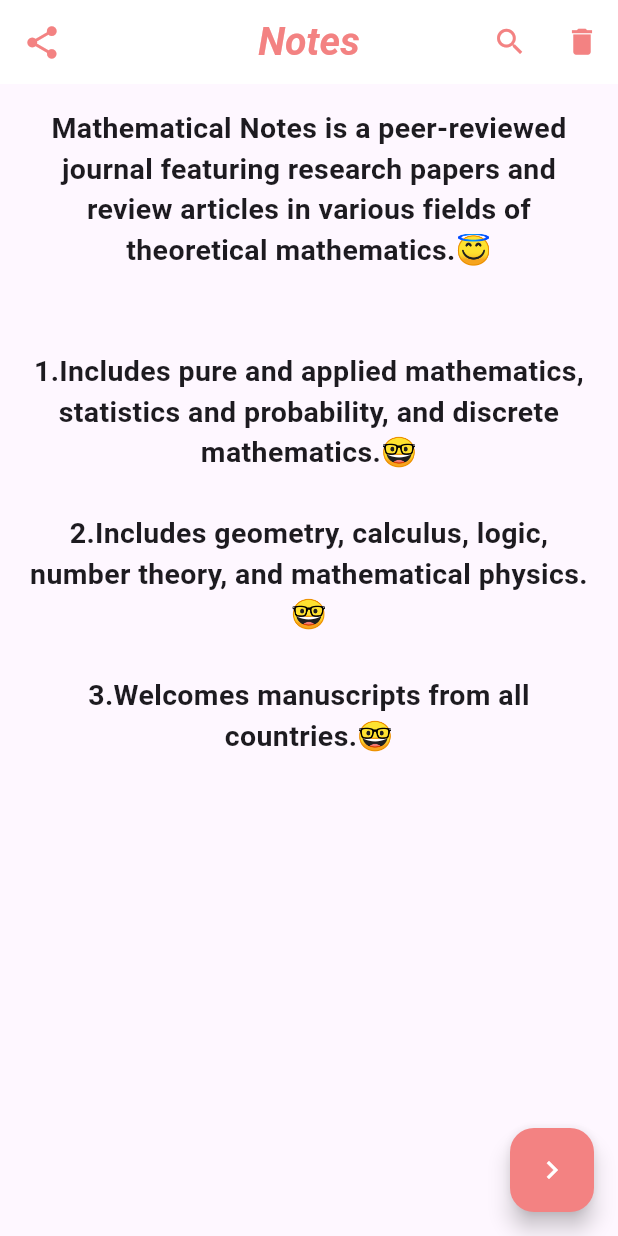
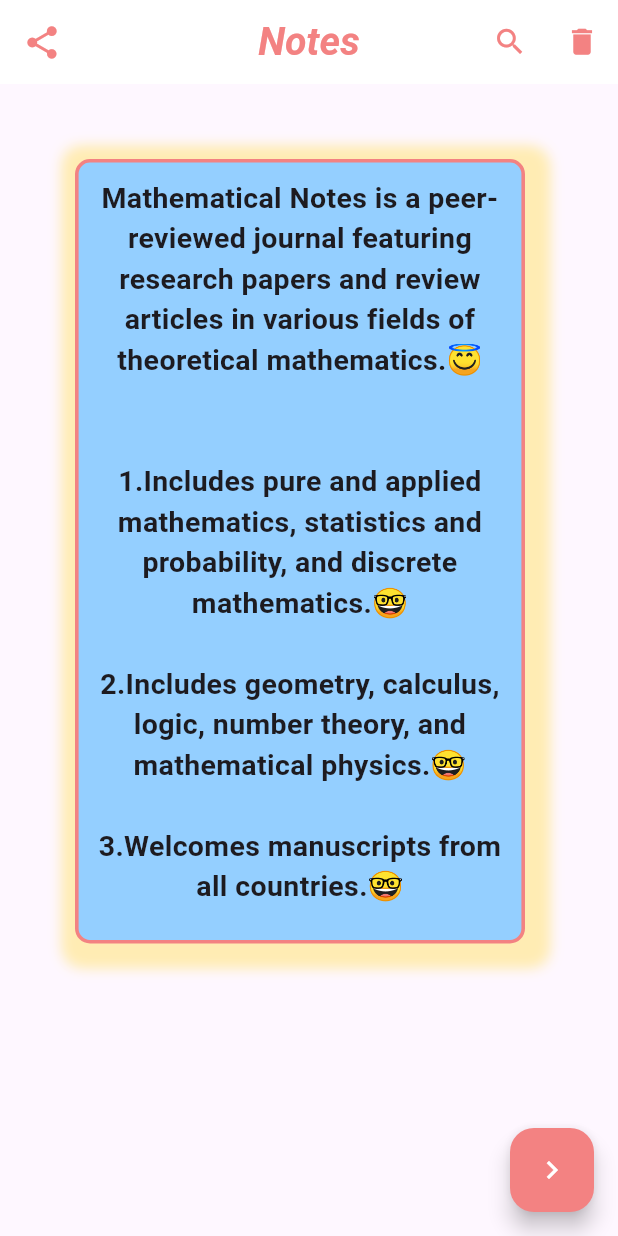
Before and after one commit to DoaaAbdallah1/Flutter_L1_Section3, a Flutter app: the screen it shows after launch, on a phone screen of 412 x 824 dp. Run offline on Flutter 3.47's test engine with Material 3 defaults, Android fonts, the phone set to English and light mode, and no system bars.

Commit message:
Update main.dart

```diff
--- a/lib/main.dart
+++ b/lib/main.dart
@@ -1,4 +1,5 @@
 import 'package:flutter/material.dart';
+import 'package:flutter/widgets.dart';
 
 void main() {
   runApp(const MyApp());
@@ -62,19 +63,44 @@
               )),
         ],
       ),
-      body: Padding(
-        padding: const EdgeInsets.all(8.0),
-        child: SizedBox(
-          child: Padding(
-            padding: const EdgeInsets.all(8.0),
-            child: Text(
+      body: Container(
+        child:Text(
               "Mathematical Notes is a peer-reviewed journal featuring research papers and review articles in various fields of theoretical mathematics.😇\n\n\n1.Includes pure and applied mathematics, statistics and probability, and discrete mathematics.🤓\n\n2.Includes geometry, calculus, logic, number theory, and mathematical physics.🤓\n\n3.Welcomes manuscripts from all countries.🤓",
               style: TextStyle(fontSize: 19, fontWeight: FontWeight.bold),
               textAlign: TextAlign.center,
             ),
+
+          // color: Color.fromARGB(255, 148, 207, 255),
+          margin: EdgeInsets.all(50),
+          padding: EdgeInsets.all(10),
+          height: 523,
+          width: 300,
+          // alignment: Alignment.center,
+          // transform: Matrix4.rotationY(.07),
+          decoration: BoxDecoration(
+               color: Color.fromARGB(255, 148, 207, 255),
+               border: Border.all(color: Color.fromARGB(255, 243, 130, 130),width: 2.4),
+               borderRadius: BorderRadius.circular(10),
+               boxShadow: [BoxShadow(
+                color: Colors.amber.shade100,
+                blurRadius: 8,
+                offset: Offset(3.0, 3.0),
+               spreadRadius: 10.0,
+
+               ),
+               BoxShadow(
+                color: Colors.amber.shade100,
+                blurRadius: 8,
+                offset: Offset(5.0, 5.0),
+                spreadRadius: 10.0,
+
+               ),
+
+               ],
           ),
-        ),
+
       ),
+
       floatingActionButton: FloatingActionButton(
         onPressed: () {},
         child: Icon(Icons.keyboard_arrow_right, color: Colors.white),
```
